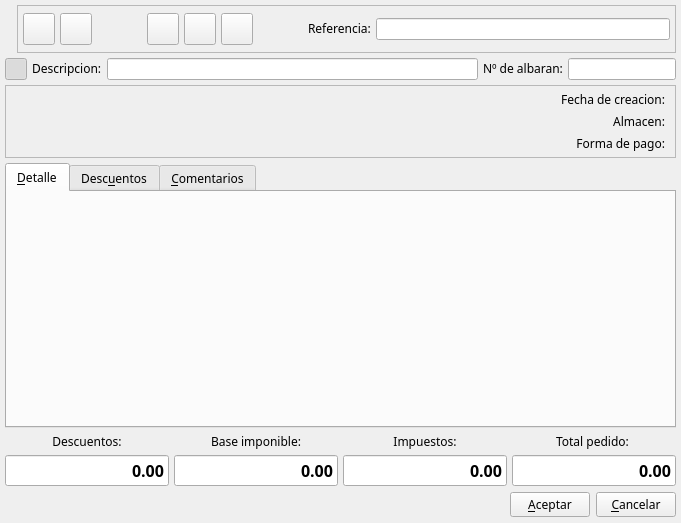
Before: the Qt Designer form bulmages/bulmafact/src/albaranproveedorbase.ui in eboladev/Bulmages-1, drawn with Qt 5.
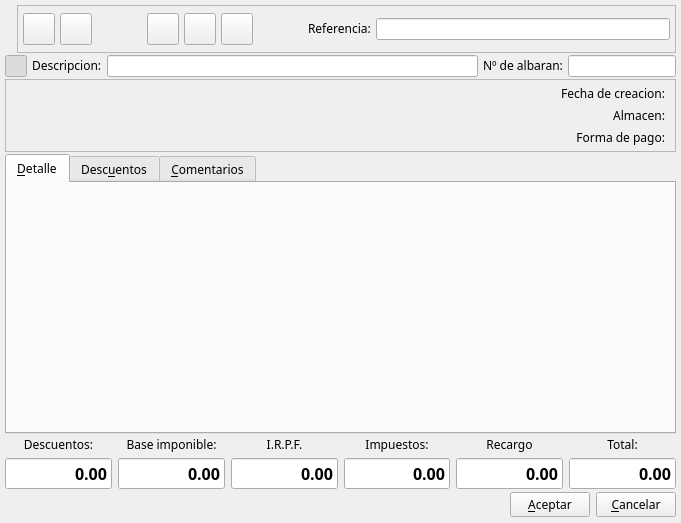
After: the same form once the commit is applied. Icons and pictures are not drawn. Custom widgets are drawn as their Qt base class.

Commit message: Soporte para IRPF y recargos en los documentos de proveedores. Tambien he cambiado la forma de las pantallas de proveedores y las he hecho derivar de FichaBF para que puedan aprovechar las nuevas caracteristicas y el calculo de totales generico que tambien se ha modificado para que funcione bien tanto en documentos de clientes como en documentos de proveedores. Corregido un bug que no permitia el paso de pedidoproveedor a albaranproveedor.

Diff of the .ui file:
```diff
--- a/bulmages/bulmafact/src/albaranproveedorbase.ui
+++ b/bulmages/bulmafact/src/albaranproveedorbase.ui
@@ -28,7 +28,7 @@
     <number>5</number>
    </property>
    <property name="spacing" >
-    <number>5</number>
+    <number>2</number>
    </property>
    <item>
     <layout class="QHBoxLayout" >
@@ -713,7 +713,7 @@
       <number>0</number>
      </property>
      <property name="spacing" >
-      <number>5</number>
+      <number>6</number>
      </property>
      <item>
       <layout class="QVBoxLayout" >
@@ -728,7 +728,7 @@
          <property name="sizePolicy" >
           <sizepolicy>
            <hsizetype>7</hsizetype>
-           <vsizetype>0</vsizetype>
+           <vsizetype>5</vsizetype>
            <horstretch>0</horstretch>
            <verstretch>0</verstretch>
           </sizepolicy>
@@ -754,6 +754,9 @@
        </item>
        <item>
         <widget class="QLineEdit" name="m_totalDiscounts" >
+         <property name="enabled" >
+          <bool>true</bool>
+         </property>
          <property name="font" >
           <font>
            <family>Sans Serif</family>
@@ -794,7 +797,7 @@
          <property name="sizePolicy" >
           <sizepolicy>
            <hsizetype>7</hsizetype>
-           <vsizetype>0</vsizetype>
+           <vsizetype>5</vsizetype>
            <horstretch>0</horstretch>
            <verstretch>0</verstretch>
           </sizepolicy>
@@ -831,6 +834,78 @@
            <strikeout>false</strikeout>
           </font>
          </property>
+         <property name="focusPolicy" >
+          <enum>Qt::NoFocus</enum>
+         </property>
+         <property name="acceptDrops" >
+          <bool>false</bool>
+         </property>
+         <property name="text" >
+          <string>0.00</string>
+         </property>
+         <property name="alignment" >
+          <set>Qt::AlignRight</set>
+         </property>
+         <property name="readOnly" >
+          <bool>true</bool>
+         </property>
+        </widget>
+       </item>
+      </layout>
+     </item>
+     <item>
+      <layout class="QVBoxLayout" >
+       <property name="margin" >
+        <number>0</number>
+       </property>
+       <property name="spacing" >
+        <number>5</number>
+       </property>
+       <item>
+        <widget class="QLabel" name="label4_3" >
+         <property name="sizePolicy" >
+          <sizepolicy>
+           <hsizetype>7</hsizetype>
+           <vsizetype>5</vsizetype>
+           <horstretch>0</horstretch>
+           <verstretch>0</verstretch>
+          </sizepolicy>
+         </property>
+         <property name="font" >
+          <font>
+           <family>Sans Serif</family>
+           <pointsize>9</pointsize>
+           <weight>50</weight>
+           <italic>false</italic>
+           <bold>false</bold>
+           <underline>false</underline>
+           <strikeout>false</strikeout>
+          </font>
+         </property>
+         <property name="text" >
+          <string>I.R.P.F.</string>
+         </property>
+         <property name="alignment" >
+          <set>Qt::AlignCenter</set>
+         </property>
+        </widget>
+       </item>
+       <item>
+        <widget class="QLineEdit" name="m_totalIRPF" >
+         <property name="font" >
+          <font>
+           <family>Sans Serif</family>
+           <pointsize>12</pointsize>
+           <weight>75</weight>
+           <italic>false</italic>
+           <bold>true</bold>
+           <underline>false</underline>
+           <strikeout>false</strikeout>
+          </font>
+         </property>
+         <property name="focusPolicy" >
+          <enum>Qt::NoFocus</enum>
+         </property>
          <property name="acceptDrops" >
           <bool>false</bool>
          </property>
@@ -860,7 +935,7 @@
          <property name="sizePolicy" >
           <sizepolicy>
            <hsizetype>7</hsizetype>
-           <vsizetype>0</vsizetype>
+           <vsizetype>5</vsizetype>
            <horstretch>0</horstretch>
            <verstretch>0</verstretch>
           </sizepolicy>
@@ -897,6 +972,81 @@
            <strikeout>false</strikeout>
           </font>
          </property>
+         <property name="focusPolicy" >
+          <enum>Qt::NoFocus</enum>
+         </property>
+         <property name="acceptDrops" >
+          <bool>false</bool>
+         </property>
+         <property name="text" >
+          <string>0.00</string>
+         </property>
+         <property name="alignment" >
+          <set>Qt::AlignRight</set>
+         </property>
+         <property name="readOnly" >
+          <bool>true</bool>
+         </property>
+        </widget>
+       </item>
+      </layout>
+     </item>
+     <item>
+      <layout class="QVBoxLayout" >
+       <property name="margin" >
+        <number>0</number>
+       </property>
+       <property name="spacing" >
+        <number>5</number>
+       </property>
+       <item>
+        <widget class="QLabel" name="label4_2" >
+         <property name="sizePolicy" >
+          <sizepolicy>
+           <hsizetype>7</hsizetype>
+           <vsizetype>5</vsizetype>
+           <horstretch>0</horstretch>
+           <verstretch>0</verstretch>
+          </sizepolicy>
+         </property>
+         <property name="font" >
+          <font>
+           <family>Sans Serif</family>
+           <pointsize>9</pointsize>
+           <weight>50</weight>
+           <italic>false</italic>
+           <bold>false</bold>
+           <underline>false</underline>
+           <strikeout>false</strikeout>
+          </font>
+         </property>
+         <property name="text" >
+          <string>Recargo</string>
+         </property>
+         <property name="alignment" >
+          <set>Qt::AlignCenter</set>
+         </property>
+        </widget>
+       </item>
+       <item>
+        <widget class="QLineEdit" name="m_totalReqEq" >
+         <property name="font" >
+          <font>
+           <family>Sans Serif</family>
+           <pointsize>12</pointsize>
+           <weight>75</weight>
+           <italic>false</italic>
+           <bold>true</bold>
+           <underline>false</underline>
+           <strikeout>false</strikeout>
+          </font>
+         </property>
+         <property name="focusPolicy" >
+          <enum>Qt::NoFocus</enum>
+         </property>
+         <property name="acceptDrops" >
+          <bool>false</bool>
+         </property>
          <property name="text" >
           <string>0.00</string>
          </property>
@@ -923,7 +1073,7 @@
          <property name="sizePolicy" >
           <sizepolicy>
            <hsizetype>7</hsizetype>
-           <vsizetype>0</vsizetype>
+           <vsizetype>5</vsizetype>
            <horstretch>0</horstretch>
            <verstretch>0</verstretch>
           </sizepolicy>
@@ -940,7 +1090,7 @@
           </font>
          </property>
          <property name="text" >
-          <string>Total pedido: </string>
+          <string>Total:</string>
          </property>
          <property name="alignment" >
           <set>Qt::AlignCenter</set>
@@ -966,9 +1116,15 @@
          <property name="acceptDrops" >
           <bool>false</bool>
          </property>
+         <property name="autoFillBackground" >
+          <bool>true</bool>
+         </property>
          <property name="text" >
           <string>0.00</string>
          </property>
+         <property name="frame" >
+          <bool>true</bool>
+         </property>
          <property name="alignment" >
           <set>Qt::AlignRight</set>
          </property>
@@ -1050,21 +1206,6 @@
  </widget>
  <layoutdefault spacing="2" margin="2" />
  <customwidgets>
-  <customwidget>
-   <class>BusquedaAlmacen</class>
-   <extends>QWidget</extends>
-   <header>busquedaalmacen.h</header>
-  </customwidget>
-  <customwidget>
-   <class>ListLinAlbaranProveedorView</class>
-   <extends>QWidget</extends>
-   <header>listlinalbaranproveedorview.h</header>
-  </customwidget>
-  <customwidget>
-   <class>ListDescuentoAlbaranProvView</class>
-   <extends>QWidget</extends>
-   <header>listdescalbaranprovview.h</header>
-  </customwidget>
   <customwidget>
    <class>BusquedaProveedor</class>
    <extends>QWidget</extends>
@@ -1085,6 +1226,21 @@
    <extends>QWidget</extends>
    <header>busquedaformapago.h</header>
   </customwidget>
+  <customwidget>
+   <class>BusquedaAlmacen</class>
+   <extends>QWidget</extends>
+   <header>busquedaalmacen.h</header>
+  </customwidget>
+  <customwidget>
+   <class>ListLinAlbaranProveedorView</class>
+   <extends>QWidget</extends>
+   <header>listlinalbaranproveedorview.h</header>
+  </customwidget>
+  <customwidget>
+   <class>ListDescuentoAlbaranProvView</class>
+   <extends>QWidget</extends>
+   <header>listdescalbaranprovview.h</header>
+  </customwidget>
  </customwidgets>
  <resources>
   <include location="../../bulmages.qrc" />
```
Left out of the diff: 6 changed lines with no effect on the pictures. The commit also changes 42 other files.
